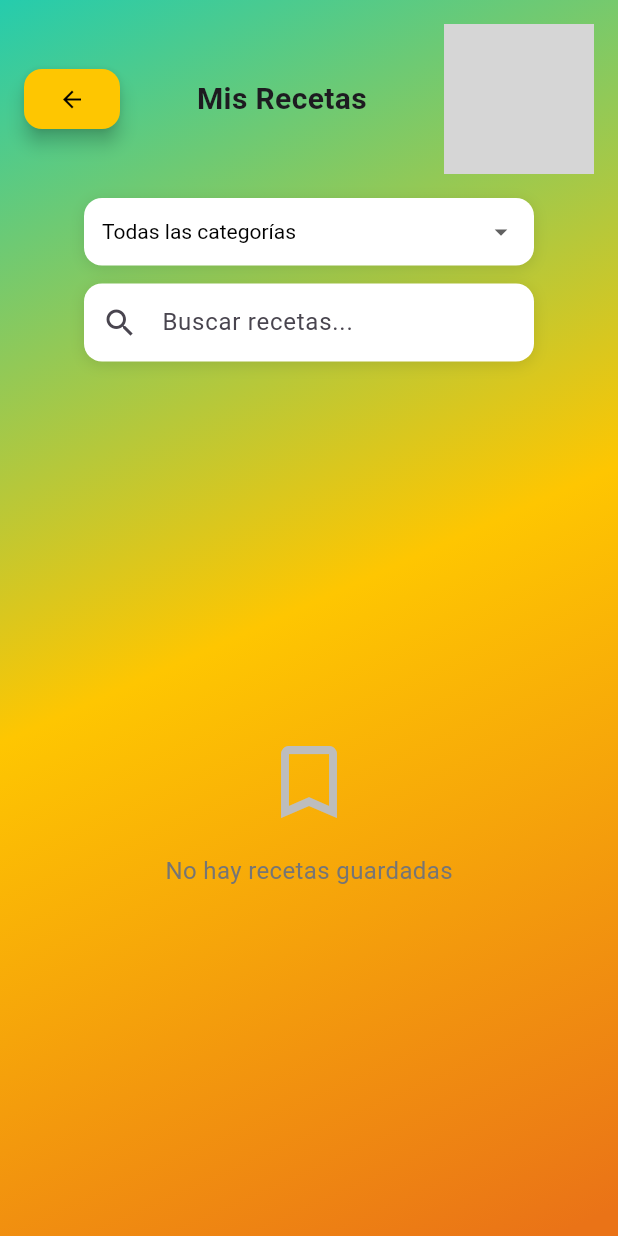
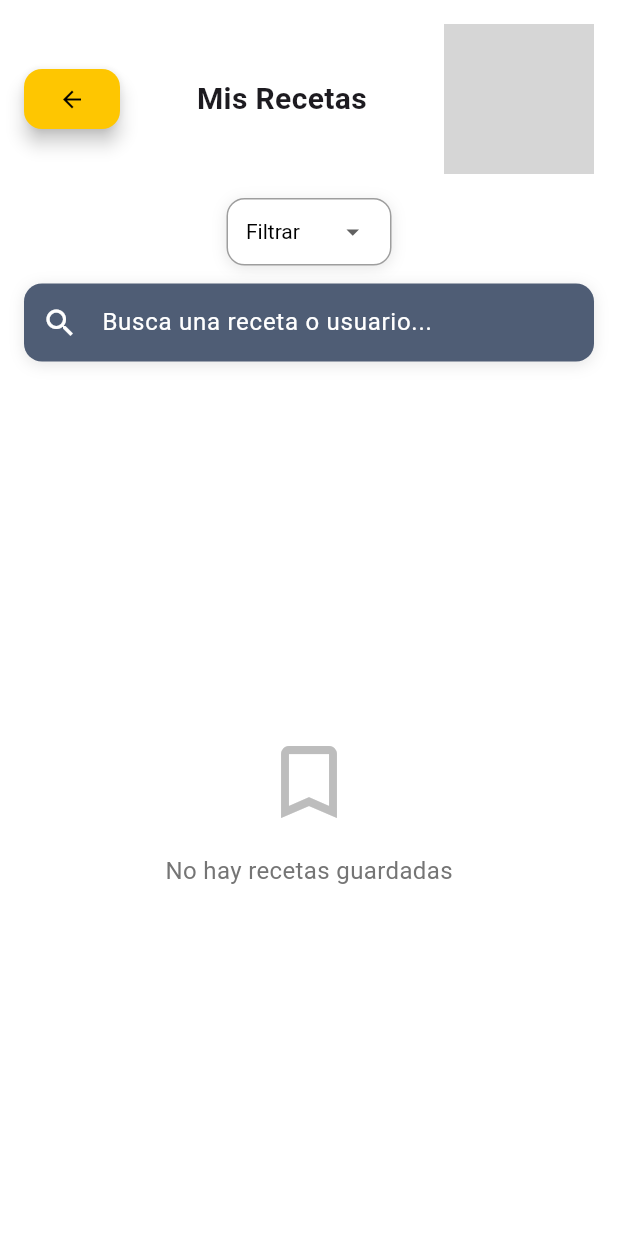
Before and after one commit to FranMejiasGlez/PROYECTO_APP_RECETAS, a Flutter app: the PantallaMisRecetas screen opened by its route, on a phone screen of 412 x 824 dp. Run offline on Flutter 3.47's test engine with Material 3 defaults, Android fonts, the phone set to English and light mode, and no system bars; missing offline and left inert: dart:js_interop; network calls fail; grey boxes are pictures that could not be loaded.

Commit message:
Refactorizando y cambiando colores y estilo para que sea fidedigno al figma

```diff
--- a/app_recetas/lib/screens/register_screen.dart
+++ b/app_recetas/lib/screens/register_screen.dart
@@ -3,7 +3,7 @@ import 'package:flutter/material.dart';
 import 'package:provider/provider.dart';
 import '../widgets/auth/auth_logo.dart';
 import '../widgets/auth/auth_form_field.dart';
-import '../widgets/auth/gradient_scaffold.dart';
+import '../utils/gradient_scaffold.dart';
 import '../utils/responsive_helper.dart';
 import '../config/routes.dart';
 
@@ -161,14 +161,14 @@ class _RegisterScreenState extends State<RegisterScreen> {
             ElevatedButton(
               onPressed: () => _handleRegister(context),
               style: ElevatedButton.styleFrom(
-                backgroundColor: const Color(0xFFFEC601),
+                backgroundColor: Colors.grey,
                 foregroundColor: Colors.black,
                 padding: const EdgeInsets.symmetric(
                   horizontal: 20,
                   vertical: 12,
                 ),
                 shape: RoundedRectangleBorder(
-                  borderRadius: BorderRadius.circular(12),
+                  borderRadius: BorderRadius.circular(0),
                 ),
                 elevation: 5,
               ),
--- a/app_recetas/lib/utils/app_theme.dart
+++ b/app_recetas/lib/utils/app_theme.dart
@@ -9,7 +9,11 @@ class AppTheme {
     return const LinearGradient(
       begin: Alignment.topLeft,
       end: Alignment(0.8, 1),
-      colors: [tealGreen, primaryYellow, orange],
+      colors: [
+        Color.fromARGB(255, 255, 255, 255),
+        Color.fromARGB(255, 255, 255, 255),
+        Color.fromARGB(255, 255, 255, 255),
+      ],
     );
   }
 
--- a/app_recetas/lib/widgets/auth/gradient_scaffold.dart
+++ b/app_recetas/lib/utils/gradient_scaffold.dart
@@ -1,5 +1,5 @@
 import 'package:flutter/material.dart';
-import '../../utils/app_theme.dart';
+import 'app_theme.dart';
 
 class GradientScaffold extends StatelessWidget {
   final Widget child;
--- a/app_recetas/lib/widgets/auth/auth_form_field.dart
+++ b/app_recetas/lib/widgets/auth/auth_form_field.dart
@@ -26,11 +26,11 @@ class AuthFormField extends StatelessWidget {
         ),
         SizedBox(height: 4 * scale),
         Container(
-          color: Colors.grey[300],
+          color: Color(0xFF4F5D75),
           child: TextField(
             controller: controller,
             obscureText: obscureText,
-            style: TextStyle(fontSize: 14 * scale),
+            style: TextStyle(fontSize: 14 * scale, color: Colors.white),
             decoration: InputDecoration(
               border: InputBorder.none,
               contentPadding: EdgeInsets.symmetric(
--- a/app_recetas/lib/widgets/recipe/recipe_filter_dropdown.dart
+++ b/app_recetas/lib/widgets/recipe/recipe_filter_dropdown.dart
@@ -15,12 +15,13 @@ class RecipeFilterDropdown extends StatelessWidget {
   @override
   Widget build(BuildContext context) {
     return SizedBox(
-      width: 300,
+      width: 110,
       child: Container(
         height: 45,
         decoration: BoxDecoration(
           color: Colors.white,
           borderRadius: BorderRadius.circular(12),
+          border: Border.all(color: Colors.grey),
           boxShadow: [
             BoxShadow(
               color: Colors.black.withOpacity(0.1),
@@ -32,14 +33,14 @@ class RecipeFilterDropdown extends StatelessWidget {
         padding: const EdgeInsets.symmetric(horizontal: 12),
         child: DropdownButton<String>(
           value: value,
-          isExpanded: true,
+          isExpanded: false,
           underline: const SizedBox(),
           icon: const Icon(Icons.arrow_drop_down, size: 20),
           style: const TextStyle(color: Colors.black, fontSize: 14),
           items: categories.map((String category) {
             return DropdownMenuItem<String>(
               value: category,
-              child: Text(category == 'Todos' ? 'Todas las categorías' : category),
+              child: Text(category == 'Todos' ? 'Filtrar' : category),
             );
           }).toList(),
           onChanged: onChanged,
--- a/app_recetas/lib/widgets/recipe/recipe_search_bar.dart
+++ b/app_recetas/lib/widgets/recipe/recipe_search_bar.dart
@@ -17,10 +17,10 @@ class RecipeSearchBar extends StatelessWidget {
   @override
   Widget build(BuildContext context) {
     return SizedBox(
-      width: 300,
+      width: 500,
       child: Container(
         decoration: BoxDecoration(
-          color: Colors.white,
+          color: Color(0xFF4F5D75),
           borderRadius: BorderRadius.circular(12),
           boxShadow: [
             BoxShadow(
@@ -34,11 +34,14 @@ class RecipeSearchBar extends StatelessWidget {
           controller: controller,
           onChanged: onChanged,
           decoration: InputDecoration(
-            hintText: 'Buscar recetas...',
+            hintText: 'Busca una receta o usuario...',
+            hintStyle: TextStyle(color: Colors.white),
             prefixIcon: const Icon(Icons.search),
+            prefixIconColor: Colors.white,
             suffixIcon: showClearButton
                 ? IconButton(icon: const Icon(Icons.clear), onPressed: onClear)
                 : null,
+            suffixIconColor: Colors.white,
             border: InputBorder.none,
             contentPadding: const EdgeInsets.symmetric(
               horizontal: 16,
```
Also changed, not shown: app_recetas/lib/screens/login_screen.dart (+6 -7 lines), app_recetas/lib/screens/pantalla_recetas.dart (+8 -5 lines).
